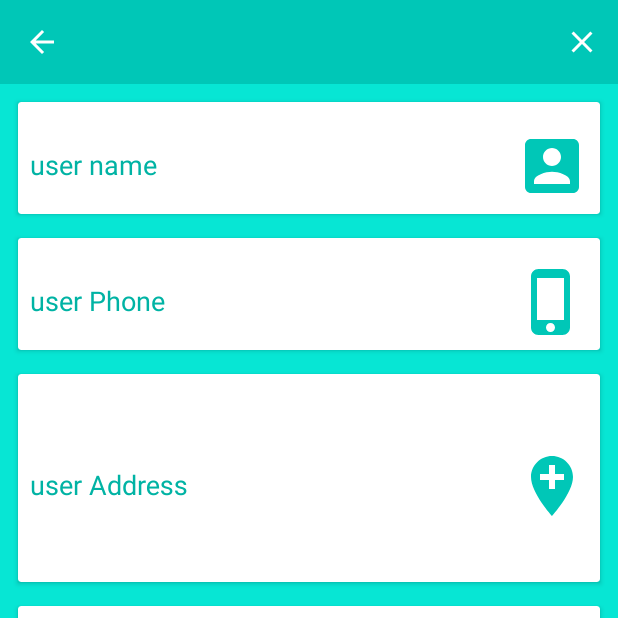
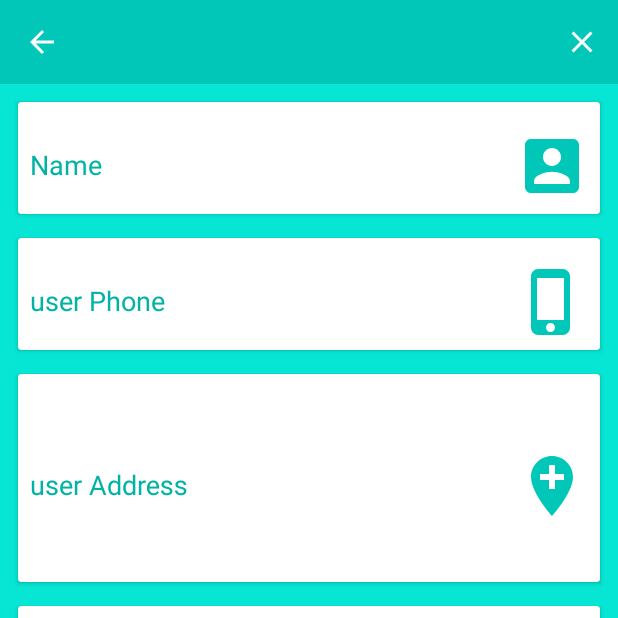
Before and after one commit to shahariar007/JUBusTracking, an Android app: the ProfileEditFragment screen opened directly, with no data from a screen before it, after a tap on "Notification", on a phone screen of 412 x 824 dp, the top half of it. Run offline under Robolectric (Android 15) with nearby library versions, the phone set to English and light mode, and no system bars; libraries missing offline, so code that uses them is left out: com.jakewharton.retrofit2; 9 statements that could not run were skipped.

Commit message:
user profile layout and activity updated

```diff
--- a/app/build.gradle
+++ b/app/build.gradle
@@ -7,8 +7,8 @@ android {
         applicationId "com.hossain.ju.tracking"
         minSdkVersion 16
         targetSdkVersion 26
-        versionCode 2
-        versionName "2.0"
+        versionCode 3
+        versionName "3.0"
         testInstrumentationRunner "android.support.test.runner.AndroidJUnitRunner"
         // Enabling multidex support.
         multiDexEnabled true
--- a/app/src/main/java/com/hossain/ju/bus/fragment/ProfileEditFragment.java
+++ b/app/src/main/java/com/hossain/ju/bus/fragment/ProfileEditFragment.java
@@ -2,9 +2,13 @@ package com.hossain.ju.bus.fragment;
 
 
 import android.content.Context;
+import android.os.Build;
 import android.os.Bundle;
 import android.support.annotation.Nullable;
 import android.support.v4.app.Fragment;
+import android.support.v4.content.ContextCompat;
+import android.text.SpannableStringBuilder;
+import android.text.style.ForegroundColorSpan;
 import android.util.Log;
 import android.view.LayoutInflater;
 import android.view.Menu;
@@ -15,6 +19,7 @@ import android.view.ViewGroup;
 import android.view.animation.Animation;
 import android.view.animation.AnimationUtils;
 import android.widget.Button;
+import android.widget.EditText;
 import android.widget.ImageView;
 import android.widget.LinearLayout;
 import android.widget.TextView;
@@ -51,6 +56,7 @@ public class ProfileEditFragment extends Fragment {
     Context mContext;
     APIServices apiServices;
     TextView userName, userEmail, userPhone, userDepartment, userAddress, userHall, userEmergencyContact;
+    EditText edtName, edtPhone, edtAddress,edtEmrgContact;
     ImageView imageProfile;
 
     LinearLayout userShowLayout, userEditLayout;
@@ -58,6 +64,9 @@ public class ProfileEditFragment extends Fragment {
     Button saveButton, cancelButton;
     Menu menu;
     boolean callStatus = true;
+
+    User userProfile;
+    SpannableStringBuilder spannableStringBuilder;
 
     public ProfileEditFragment() {
         // Required empty public constructor
@@ -92,6 +101,19 @@ public class ProfileEditFragment extends Fragment {
         setHasOptionsMenu(true);
         animationFadeOut = AnimationUtils.loadAnimation(getActivity(), android.R.anim.fade_out);
         animationFadeIn = AnimationUtils.loadAnimation(getActivity(), android.R.anim.fade_in);
+        //Get the defined errorColor from color resource.
+        int errorColor;
+        final int version = Build.VERSION.SDK_INT;
+        if (version >= 23) {
+            errorColor = ContextCompat.getColor(mContext, R.color.errorColor);
+        } else {
+            errorColor = getResources().getColor(R.color.errorColor);
+        }
+
+        String errorString = "This field cannot be empty";  // Your custom error message.
+        ForegroundColorSpan foregroundColorSpan = new ForegroundColorSpan(errorColor);
+         spannableStringBuilder = new SpannableStringBuilder(errorString);
+        spannableStringBuilder.setSpan(foregroundColorSpan, 0, errorString.length(), 0);
 
 
     }
@@ -134,12 +156,15 @@ public class ProfileEditFragment extends Fragment {
             @Override
             public void onResponse(Call<User> call, Response<User> response) {
                 progressDialog.dismissAllowingStateLoss();
+                if(response != null  ){
                     Log.e(TAG, response.toString());
                     Log.e("FFFF:FF", response.body().getName());
                     try {
+                        userProfile = response.body();
                         setProfileData(response.body());
                     } catch (Exception e) {
                         e.printStackTrace();
+                    }
                 }
             }
 
@@ -166,6 +191,19 @@ public class ProfileEditFragment extends Fragment {
         // imageProfile
     }
 
+    public void setProfileData(User profileData, LinearLayout layout) throws Exception {
+        Log.e("phone::",profileData.getUserInfo().getPhone());
+        ((EditText)layout.findViewById(R.id.userEditName)).setText(profileData.getName().toString());
+        ((EditText)layout.findViewById(R.id.userEditPhone)).setText(profileData.getUserInfo().getPhone().toString());
+        ((EditText)layout.findViewById(R.id.userEditAddress)).setText(profileData.getUserInfo().getAddress());
+        ((EditText)layout.findViewById(R.id.userEditEmergencyContact)).setText(profileData.getUserInfo().getEmergencyContact().toString());
+
+
+        //userHall.setText(profileData.getUserInfo().getEmergencyContact());
+        //userEmergencyContact.setText(profileData.getName());
+        // imageProfile
+    }
+
     public void init(View view) {
 
         userName = (TextView) view.findViewById(R.id.userName);
@@ -180,6 +218,25 @@ public class ProfileEditFragment extends Fragment {
         userEditLayout = (LinearLayout) view.findViewById(R.id.userEditLayout);
         saveButton = (Button) view.findViewById(R.id.save);
         cancelButton = (Button) view.findViewById(R.id.cancel);
+
+
+        edtName = userEditLayout.findViewById(R.id.userEditName);
+        edtPhone = userEditLayout.findViewById(R.id.userEditPhone);
+        edtAddress =     userEditLayout.findViewById(R.id.userEditAddress);
+        edtEmrgContact = userEditLayout.findViewById(R.id.userEditEmergencyContact);
+
+
+        saveButton.setOnClickListener(new View.OnClickListener() {
+            @Override
+            public void onClick(View view) {
+
+                if(Utils.profileFormValidation(mContext,spannableStringBuilder,edtName,edtPhone,edtAddress,edtEmrgContact)){
+
+                }
+
+
+            }
+        });
 
     }
 
@@ -207,6 +264,13 @@ public class ProfileEditFragment extends Fragment {
                     userEditLayout.setVisibility(View.VISIBLE);
                     userEditLayout.startAnimation(animationFadeIn);
                     menu.getItem(0).setIcon(R.drawable.ic_clear_black_24dp);
+                    try {
+                        setProfileData( userProfile,userEditLayout);
+                    } catch (Exception e) {
+                        e.printStackTrace();
+                    }
+
+
                 } else {
                     callStatus = true;
                     userShowLayout.setVisibility(View.VISIBLE);
--- a/app/src/main/res/layout/fragment_profile_edit.xml
+++ b/app/src/main/res/layout/fragment_profile_edit.xml
@@ -223,9 +223,10 @@
                                 android:background="@null"
                                 android:drawableRight="@drawable/ic_account_box_black_24dp"
                                 android:gravity="center_vertical"
-                                android:hint="user name"
+                                android:hint="Name"
                                 android:minHeight="50dp"
-                                android:padding="8dp" />
+                                android:padding="8dp"
+                                android:textColor="@color/myTextPrimaryColor"/>
                         </android.support.design.widget.TextInputLayout>
                     </android.support.v7.widget.CardView>
 
@@ -248,7 +249,8 @@
                                 android:gravity="center_vertical"
                                 android:hint="user Phone"
                                 android:minHeight="50dp"
-                                android:padding="8dp" />
+                                android:padding="8dp"
+                                android:textColor="@color/myTextPrimaryColor"/>
                         </android.support.design.widget.TextInputLayout>
                     </android.support.v7.widget.CardView>
 
@@ -272,7 +274,8 @@
                                 android:hint="user Address"
                                 android:lines="4"
                                 android:minHeight="50dp"
-                                android:padding="8dp" />
+                                android:padding="8dp"
+                                android:textColor="@color/myTextPrimaryColor"/>
                         </android.support.design.widget.TextInputLayout>
                     </android.support.v7.widget.CardView>
 
@@ -295,7 +298,8 @@
                                 android:gravity="center_vertical"
                                 android:hint="user Emergency Contact"
                                 android:minHeight="50dp"
-                                android:padding="8dp" />
+                                android:padding="8dp"
+                                android:textColor="@color/myTextPrimaryColor"/>
                         </android.support.design.widget.TextInputLayout>
                     </android.support.v7.widget.CardView>
 
--- a/app/src/main/res/layout/header_layout.xml
+++ b/app/src/main/res/layout/header_layout.xml
@@ -14,9 +14,10 @@
         android:src="@drawable/ic_face_black_24dp" />
 
     <TextView
+        android:id="@+id/txtProfileName"
         android:layout_width="match_parent"
         android:layout_height="wrap_content"
-        android:text="ALTAF HOSSAIN"
+        android:text=""
         android:layout_gravity="center_horizontal"
         android:gravity="center_horizontal"
         android:textSize="16sp" />
--- a/app/src/main/res/values/colors.xml
+++ b/app/src/main/res/values/colors.xml
@@ -176,4 +176,6 @@
     <color name="card_color_background">#eceaea</color>
     <color name="hint_color">#00B3A4</color>
 
+    <color name="errorColor">@color/Red</color>
+
 </resources>
```
Also changed, not shown: app/src/main/java/com/hossain/ju/bus/LoginActivity.java (+52 -5 lines), app/src/main/java/com/hossain/ju/bus/MenuActivity.java (+21 -0 lines), app/src/main/java/com/hossain/ju/bus/utils/Utils.java (+28 -0 lines). Lines whose indentation alone changed are shown as unchanged.
